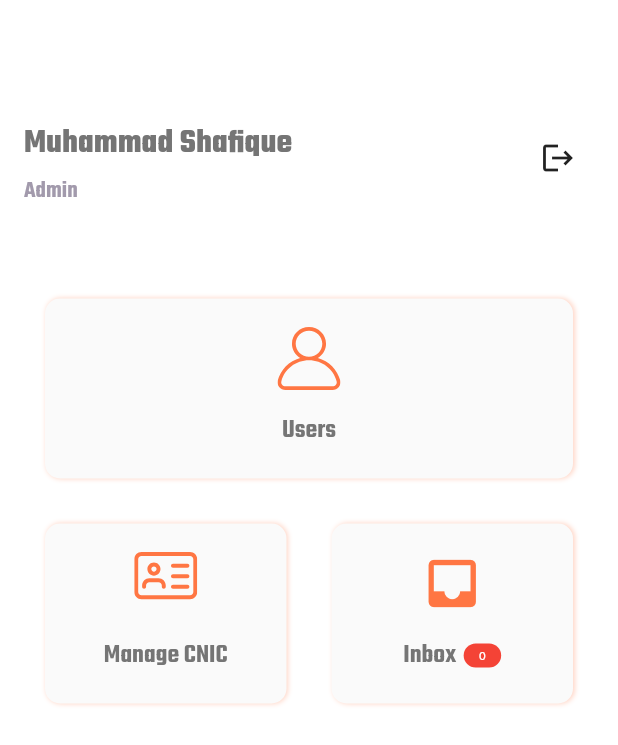
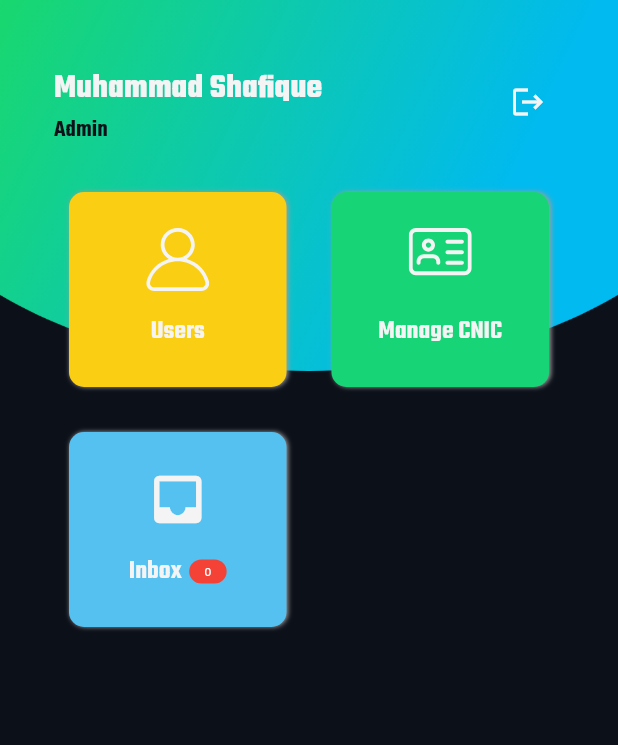
Before and after one commit to shafiquecbl/Admin-App, a Flutter app: the HomeScreen screen opened by its route, on a phone screen of 412 x 824 dp. Shown: the top 745 px of the screen. Run offline on Flutter 3.47's test engine with Material 2 defaults, Android fonts, the phone set to English and light mode, and no system bars; our stand-ins replace cached_network_image, cloud_firestore, firebase_auth, firebase_core, firebase_messaging, flutter_svg and 2 more; accounts and stored records are empty.

Commit message:
Project Completed

```diff
--- a/lib/constants.dart
+++ b/lib/constants.dart
@@ -5,7 +5,7 @@ import 'package:shop_app/size_config.dart';
 const kPrimaryColor = Color(0xFFFF7643);
 const kdashboardColor = Color(0xff392850);
 const kPrimaryLightColor = Color(0xFFFFECDF);
-const kGreenColor = Color(0xFF388E3C);
+const kGreenColor = Color(0xFF29AF70);
 const greenColor = Colors.green;
 const kWhiteColor = Colors.white;
 const Color separatorColor = Color(0xff272c35);
--- a/lib/models/verify_email.dart
+++ b/lib/models/verify_email.dart
@@ -1,7 +1,7 @@
 import 'dart:async';
 import 'package:firebase_auth/firebase_auth.dart';
 import 'package:flutter/material.dart';
-import 'package:flutter_spinkit/flutter_spinkit.dart';
+
 import 'package:shop_app/constants.dart';
 import 'package:shop_app/models/setData.dart';
 
@@ -48,9 +48,7 @@ class _VerifyEmailState extends State<VerifyEmail> {
           crossAxisAlignment: CrossAxisAlignment.center,
           mainAxisAlignment: MainAxisAlignment.center,
           children: [
-            SpinKitDoubleBounce(
-              color: kPrimaryColor,
-            ),
+            Center(child: CircularProgressIndicator()),
             SizedBox(height: 20),
             Text(
               "Verification link has been sent to: ",
--- a/lib/screens/Home_Screen/Inbox/chat_screen.dart
+++ b/lib/screens/Home_Screen/Inbox/chat_screen.dart
@@ -328,7 +328,7 @@ class _ChatScreenState extends State<ChatScreen> {
       case UserState.Offline:
         return Colors.red;
       case UserState.Online:
-        return kPrimaryColor;
+        return kGreenColor;
       default:
         return Colors.orange;
     }
--- a/lib/screens/Home_Screen/griddashboard.dart
+++ b/lib/screens/Home_Screen/griddashboard.dart
@@ -13,23 +13,21 @@ import 'package:shop_app/widgets/navigator.dart';
 class GridDashboard extends StatelessWidget {
   @override
   Widget build(BuildContext context) {
-    return Flexible(
-      child: StaggeredGridView.count(
+    return StaggeredGridView.count(
       crossAxisCount: 2,
       crossAxisSpacing: 30,
       mainAxisSpacing: 30,
       padding: EdgeInsets.symmetric(horizontal: 30, vertical: 20),
       staggeredTiles: [
-          StaggeredTile.extent(2, 120),
-          StaggeredTile.extent(1, 120),
-          StaggeredTile.extent(1, 120),
+        StaggeredTile.extent(1, 130),
+        StaggeredTile.extent(1, 130),
+        StaggeredTile.extent(1, 130),
       ],
       children: [
         users(context),
         cnic(context),
         inbox(context),
       ],
-      ),
     );
   }
 
@@ -38,22 +36,22 @@ class GridDashboard extends StatelessWidget {
       onTap: () {
         navigator(context, ManageUsers());
       },
-      splashColor: kPrimaryColor,
+      splashColor: Color(0xFFFACE13),
       child: Container(
         decoration: BoxDecoration(boxShadow: [
           BoxShadow(
-            color: kPrimaryColor.withOpacity(0.3),
+            color: Colors.grey,
             spreadRadius: 0,
             blurRadius: 2,
             offset: Offset(1, 0),
           )
-        ], color: Colors.grey[50], borderRadius: BorderRadius.circular(10)),
+        ], color: Color(0xFFFACE13), borderRadius: BorderRadius.circular(10)),
         child: Column(
           mainAxisAlignment: MainAxisAlignment.center,
           children: <Widget>[
             SvgPicture.asset(
               "assets/icons/User.svg",
-              color: kPrimaryColor,
+              color: hexColor,
               width: 42,
             ),
             SizedBox(
@@ -61,8 +59,8 @@ class GridDashboard extends StatelessWidget {
             ),
             Text(
               "Users",
-              style:
-                  GoogleFonts.teko(fontWeight: FontWeight.w600, fontSize: 18),
+              style: GoogleFonts.teko(
+                  color: hexColor, fontWeight: FontWeight.w600, fontSize: 18),
             ),
           ],
         ),
@@ -75,22 +73,22 @@ class GridDashboard extends StatelessWidget {
       onTap: () {
         navigator(context, CNICList());
       },
-      splashColor: kPrimaryColor,
+      splashColor: Color(0xFF17D577),
       child: Container(
         decoration: BoxDecoration(boxShadow: [
           BoxShadow(
-            color: kPrimaryColor.withOpacity(0.3),
+            color: Colors.grey,
             spreadRadius: 0,
             blurRadius: 2,
             offset: Offset(1, 0),
           )
-        ], color: Colors.grey[50], borderRadius: BorderRadius.circular(10)),
+        ], color: Color(0xFF17D577), borderRadius: BorderRadius.circular(10)),
         child: Column(
           mainAxisAlignment: MainAxisAlignment.center,
           children: <Widget>[
             SvgPicture.asset(
               "assets/icons/id-card.svg",
-              color: kPrimaryColor,
+              color: hexColor,
               width: 42,
             ),
             SizedBox(
@@ -98,8 +96,8 @@ class GridDashboard extends StatelessWidget {
             ),
             Text(
               "Manage CNIC",
-              style:
-                  GoogleFonts.teko(fontWeight: FontWeight.w600, fontSize: 18),
+              style: GoogleFonts.teko(
+                  color: hexColor, fontWeight: FontWeight.w600, fontSize: 18),
             ),
           ],
         ),
@@ -112,22 +110,22 @@ class GridDashboard extends StatelessWidget {
       onTap: () {
         navigator(context, Inbox());
       },
-      splashColor: kPrimaryColor,
+      splashColor: Color(0xFF54C1F1),
       child: Container(
         decoration: BoxDecoration(boxShadow: [
           BoxShadow(
-            color: kPrimaryColor.withOpacity(0.3),
+            color: Colors.grey,
             spreadRadius: 0,
             blurRadius: 2,
             offset: Offset(1, 0),
           )
-        ], color: Colors.grey[50], borderRadius: BorderRadius.circular(10)),
+        ], color: Color(0xFF54C1F1), borderRadius: BorderRadius.circular(10)),
         child: Column(
           mainAxisAlignment: MainAxisAlignment.center,
           children: <Widget>[
             Icon(
               Icons.inbox,
-              color: kPrimaryColor,
+              color: hexColor,
               size: 42,
             ),
             SizedBox(
@@ -139,14 +137,16 @@ class GridDashboard extends StatelessWidget {
                 Text(
                   "Inbox",
                   style: GoogleFonts.teko(
-                      fontWeight: FontWeight.w600, fontSize: 18),
+                      color: hexColor,
+                      fontWeight: FontWeight.w600,
+                      fontSize: 18),
                 ),
                 SizedBox(
                   width: 5,
                 ),
                 StreamBuilder(
                   stream: FirebaseFirestore.instance
-                      .collection('Admin')
+                      .collection('Users')
                       .doc(FirebaseAuth.instance.currentUser.email)
                       .collection('Contact US')
                       .where('Status', isEqualTo: 'unread')
--- a/lib/screens/Home_Screen/home_screen.dart
+++ b/lib/screens/Home_Screen/home_screen.dart
@@ -5,6 +5,7 @@ import 'package:flutter/cupertino.dart';
 import 'package:flutter/material.dart';
 import 'package:flutter/scheduler.dart';
 import 'package:google_fonts/google_fonts.dart';
+import 'package:shop_app/constants.dart';
 import 'package:shop_app/models/updateData.dart';
 import 'package:shop_app/screens/Home_Screen/griddashboard.dart';
 import 'package:shop_app/screens/sign_in/sign_in_screen.dart';
@@ -84,57 +85,60 @@ class _HomeScreenState extends State<HomeScreen> with WidgetsBindingObserver {
 
   @override
   Widget build(BuildContext context) {
+    var size = MediaQuery.of(context).size;
     getToken();
     return Scaffold(
-      body: Column(
+        backgroundColor: Color(0xFF0C1019),
+        body: Stack(
+          children: [
+            Container(
+              width: size.width,
+              height: size.height * .3,
+              decoration: BoxDecoration(
+                image: DecorationImage(
+                    image: AssetImage('assets/images/top_header.png'),
+                    fit: BoxFit.cover),
+              ),
+            ),
+            SafeArea(
+              child: Padding(
+                padding: EdgeInsets.all(16.0),
+                child: Column(
                   children: <Widget>[
-          SizedBox(
-            height: 80,
-          ),
-          Padding(
-            padding: EdgeInsets.symmetric(horizontal: 16),
-            child: Row(
-              mainAxisAlignment: MainAxisAlignment.spaceBetween,
-              children: <Widget>[
-                Column(
-                  crossAxisAlignment: CrossAxisAlignment.start,
-                  children: <Widget>[
-                    Text(
+                    ListTile(
+                        contentPadding:
+                            EdgeInsets.only(left: 20, right: 20, top: 20),
+                        title: Text(
                           "Muhammad Shafique",
                           style: GoogleFonts.teko(
-                          fontWeight: FontWeight.bold, fontSize: 22),
+                              color: hexColor,
+                              fontWeight: FontWeight.bold,
+                              fontSize: 22),
                         ),
-                    SizedBox(
-                      height: 4,
-                    ),
-                    Text(
+                        subtitle: Text(
                           "Admin",
                           style: GoogleFonts.teko(
-                          color: Color(0xffa29aac),
+                              color: Color(0xFF0C1019),
                               fontSize: 16,
                               fontWeight: FontWeight.w600),
                         ),
-                  ],
-                ),
-                IconButton(
+                        trailing: IconButton(
                           alignment: Alignment.topCenter,
                           icon: Icon(
                             Icons.logout,
+                            color: hexColor,
                           ),
                           onPressed: () {
                             confirmSignout(context);
                           },
-                )
+                        )),
+                    Expanded(child: GridDashboard()),
                   ],
                 ),
               ),
-          SizedBox(
-            height: 40,
             ),
-          GridDashboard()
           ],
-      ),
-    );
+        ));
   }
 }
 
--- a/lib/theme.dart
+++ b/lib/theme.dart
@@ -53,9 +53,9 @@ AppBarTheme appBarTheme() {
     color: hexColor,
     elevation: 2,
     brightness: Brightness.light,
-    iconTheme: IconThemeData(color: kPrimaryColor),
+    iconTheme: IconThemeData(color: kTextColor),
     textTheme: TextTheme(
-      headline6: TextStyle(color: kPrimaryColor, fontSize: 16),
+      headline6: TextStyle(color: kTextColor, fontSize: 16),
     ),
   );
 }
--- a/pubspec.yaml
+++ b/pubspec.yaml
@@ -14,17 +14,17 @@ dependencies:
   flutter:
     sdk: flutter
   cupertino_icons: ^0.1.3
-  google_fonts: ^1.1.2
+  google_fonts:
   flutter_svg:
   cloud_firestore:
   firebase_auth:
   firebase_core:
-  flutter_spinkit: ^4.1.2+1
   flutter_rating_bar: ^3.2.0+1
   photo_view: ^0.10.3
   flutter_staggered_grid_view:
   firebase_messaging:
   http:
+  cached_network_image:
 
 
 dev_dependencies:
```
Also changed, not shown: lib/screens/Home_Screen/CNIC/cnic_list.dart (+51 -17 lines), lib/screens/Home_Screen/CNIC/verify_cnic.dart (+3 -8 lines), lib/screens/Home_Screen/Inbox/inbox.dart (+15 -6 lines), lib/screens/Home_Screen/Users/users.dart (+50 -41 lines), lib/screens/Home_Screen/Users/view_userProfile.dart (+40 -11 lines), lib/widgets/custom_AppBar.dart (+6 -12 lines), assets/images/top_header.png (added), pubspec.lock. Lines whose indentation alone changed are shown as unchanged.
